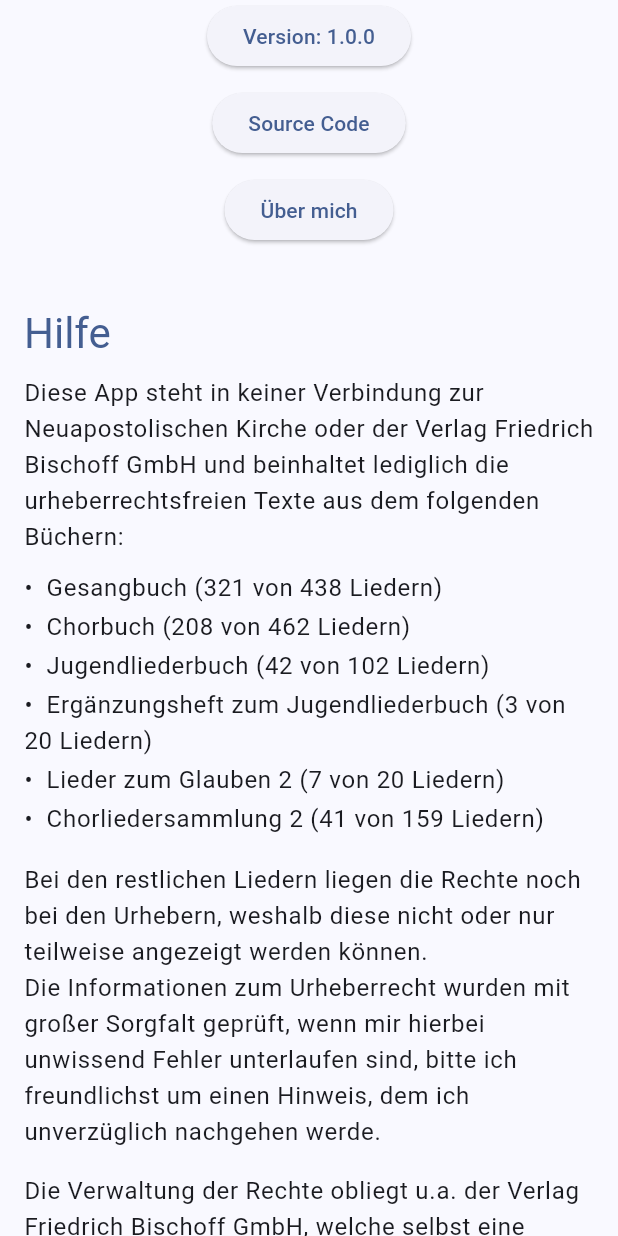
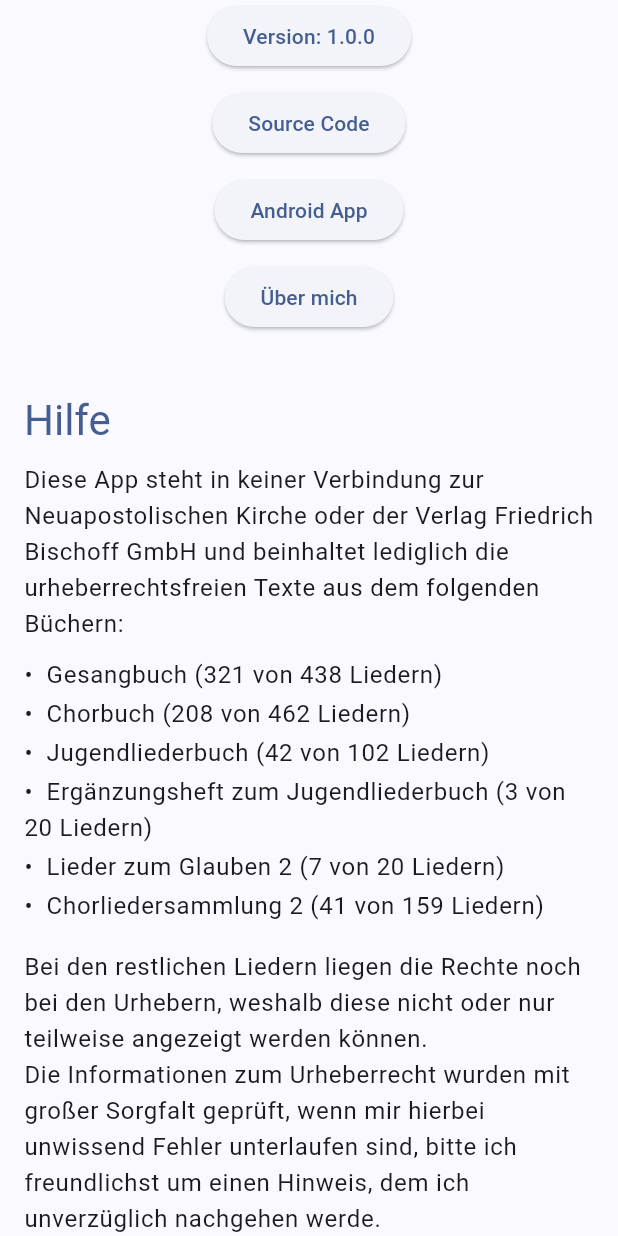
Before and after one commit to Lemkinator/nakbuch_lite, a Flutter app: the InfoScreen widget shown alone on an empty page, opened directly, on a phone screen of 412 x 824 dp. Run offline on Flutter 3.47's test engine with Material 2 defaults, Android fonts, the phone set to English and light mode, and no system bars; drawn by our look-alikes of dynamic_color; our stand-ins replace adaptive_breakpoints, animated_list_plus, confetti, file_picker, get_storage, hive and 3 more; missing offline and left inert: material_loading_buttons, path_to_regexp, pdfx, window_size; accounts and stored records are empty.

Commit message:
minor fixes

```diff
--- a/lib/src/screens/info_screen.dart
+++ b/lib/src/screens/info_screen.dart
@@ -49,6 +49,15 @@
                   launchUrl(Uri.parse('https://github.com/Lemkinator/nakbuch_lite'));
                 },
                 child: const Text('Source Code'),
+              ),
+            ),
+            smallSpace(),
+            Center(
+              child: ElevatedButton(
+                onPressed: () {
+                  launchUrl(Uri.parse('https://play.google.com/store/apps/details?id=de.lemke.nakbuch'));
+                },
+                child: const Text('Android App'),
               ),
             ),
             smallSpace(),
```
Also changed, not shown: 1 other file.
